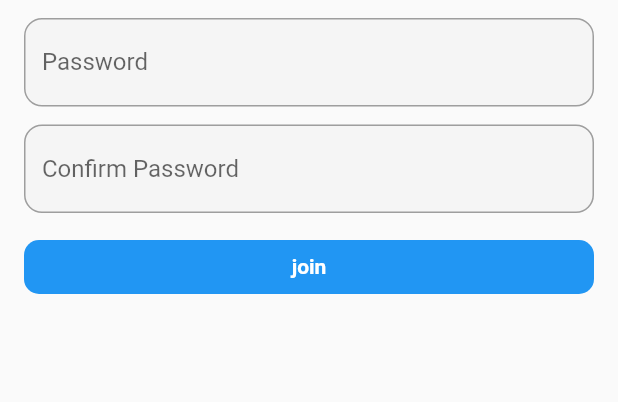
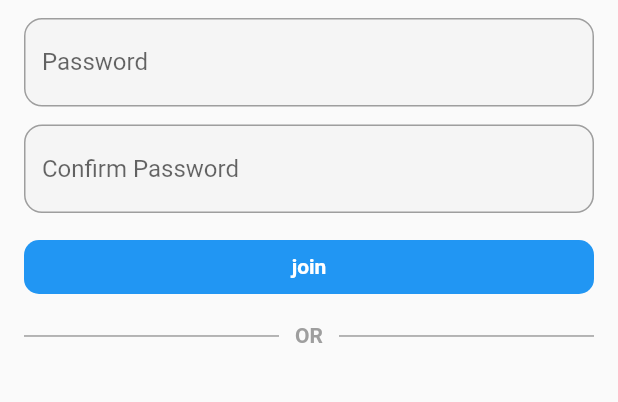
Before and after one commit to songys96/flutter_instagram_clone, a Flutter app: the SignUpForm screen opened directly, on a phone screen of 412 x 824 dp, the part 297-699 px from its top. Run offline on Flutter 3.47's test engine with Material 2 defaults, Android fonts, the phone set to English and light mode, and no system bars; our stand-ins replace cached_network_image.

Commit message:
47. divider with stack (---or---)

```diff
--- a/lib/widgets/sign_up_form.dart
+++ b/lib/widgets/sign_up_form.dart
@@ -89,7 +89,27 @@ class _SignUpFormState extends State<SignUpForm> {
                   ),
                   shape: RoundedRectangleBorder(
                     borderRadius: BorderRadius.circular(10),
-                  )),
+                  )
+              ),
+              SizedBox(height: common_gap,),
+              Stack(
+                alignment: Alignment.center,
+                children: [
+                  Positioned(
+                    left: 0, right: 0, height: 1,
+                    child: Container(
+                      height: 1,
+                      color: Colors.grey,
+                    ),
+                  ),
+                  Container(
+                    height: 3,
+                    width: 40,
+                    color: Colors.grey[50],
+                  ),
+                  Text("OR", style: TextStyle(color: Colors.grey, fontWeight: FontWeight.bold),)
+                ],
+              )
             ],
           ),
         ),
```
